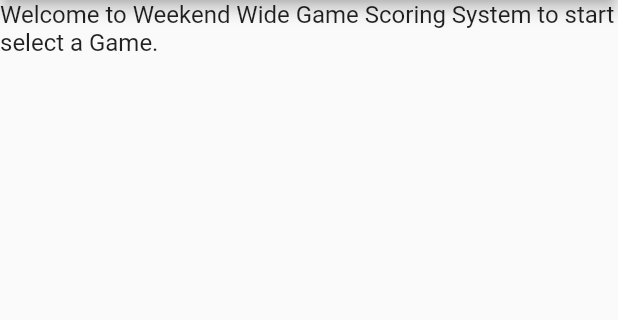
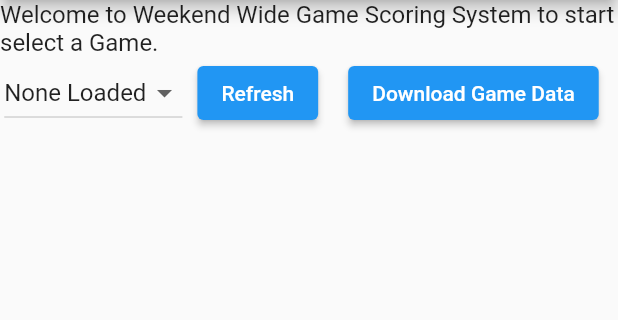
Before and after one commit to amaybz/WWGFlutterApp, a Flutter app: the screen it shows after launch, on a phone screen of 412 x 824 dp, the part 84-404 px from its top. Run offline on Flutter 3.47's test engine with Material 2 defaults, Android fonts, the phone set to English and light mode, and no system bars; our stand-ins replace package_info_plus, shared_preferences; network calls fail.

Commit message:
Web Release

```diff
--- a/lib/classes/wwgapi.dart
+++ b/lib/classes/wwgapi.dart
@@ -16,17 +16,17 @@ class WebAPI {
     _apiKey = newValue;
   }
 
-  Future<Games> getGames(String token) async {
+  Future<Games> getGames() async {
     Games games = Games();
     var headers = {'Authorization': _apiKey!};
-    var request = http.Request('POST', Uri.parse(_apiLink! + 'games'));
+    var request = http.Request('POST', Uri.parse(_apiLink! + 'games/'));
     request.body = '';
     request.headers.addAll(headers);
     http.StreamedResponse response = await request.send();
     if (response.statusCode == 200) {
       String jsonData = await response.stream.bytesToString();
       if (kDebugMode) {
-        print(jsonData);
+        print("json data: " + jsonData);
       }
       games = Games.fromJson(json.decode(jsonData));
     } else {
--- a/lib/main.dart
+++ b/lib/main.dart
@@ -91,6 +91,10 @@ class _MyHomePageState extends State<MyHomePage> {
   String versionName = "";
   String versionCode = "";
   WebAPI webAPI = WebAPI();
+  List<DropdownMenuItem<String>> listGamesDropdown = [
+    const DropdownMenuItem(value: "0", child: Text("None Loaded")),
+  ];
+  String? selectedGame = "0";
 
   @override
   void initState() {
@@ -99,6 +103,7 @@ class _MyHomePageState extends State<MyHomePage> {
     getVersionInfo();
     getTheme();
     validateAPIToken();
+    getGames();
   }
 
   void getTheme() async {
@@ -116,6 +121,26 @@ class _MyHomePageState extends State<MyHomePage> {
       _navigateToLogin(context);
     }
     return apiValidateToken;
+  }
+
+  void getGames() async {
+    Games games = await webAPI.getGames();
+
+    if (games.data != null) {
+      List<GamesData> gamesDataList = games.data as List<GamesData>;
+      listGamesDropdown.clear();
+      selectedGame = null;
+      for (GamesData gamesData in gamesDataList) {
+        setState(() {
+          listGamesDropdown.add(DropdownMenuItem(
+              value: gamesData.gameID.toString(),
+              child: Text(gamesData.gameName.toString())));
+          if (gamesData.defaultGame == 1) {
+            selectedGame = gamesData.gameID.toString();
+          }
+        });
+      }
+    }
   }
 
   void getVersionInfo() async {
@@ -203,6 +228,38 @@ class _MyHomePageState extends State<MyHomePage> {
             Text(
                 'Welcome to Weekend Wide Game Scoring System to start select a Game.',
                 style: Theme.of(context).textTheme.subtitle1),
+            Row(
+              mainAxisAlignment: MainAxisAlignment.center,
+              crossAxisAlignment: CrossAxisAlignment.center,
+              children: [
+                DropdownButton(
+                    value: selectedGame,
+                    items: listGamesDropdown,
+                    onChanged: (item) {
+                      setState(() {
+                        selectedGame = item as String;
+                      });
+                      if (kDebugMode) {
+                        print("Selected Game: " + selectedGame!);
+                      }
+                    }),
+                Padding(
+                    padding:
+                        const EdgeInsets.symmetric(vertical: 0, horizontal: 10),
+                    child: ElevatedButton(
+                        onPressed: () {
+                          getGames();
+                        },
+                        child: const Text("Refresh"))),
+                Padding(
+                    padding:
+                        const EdgeInsets.symmetric(vertical: 0, horizontal: 10),
+                    child: ElevatedButton(
+                        onPressed: () {},
+                        child: const Text("Download Game Data"))),
+              ],
+            ),
+
             //FutureBuilder<APIValidateToken>(
             //    future: validateAPIToken(),
             //    builder: (BuildContext context,
```
Also changed, not shown: 3 other files.
